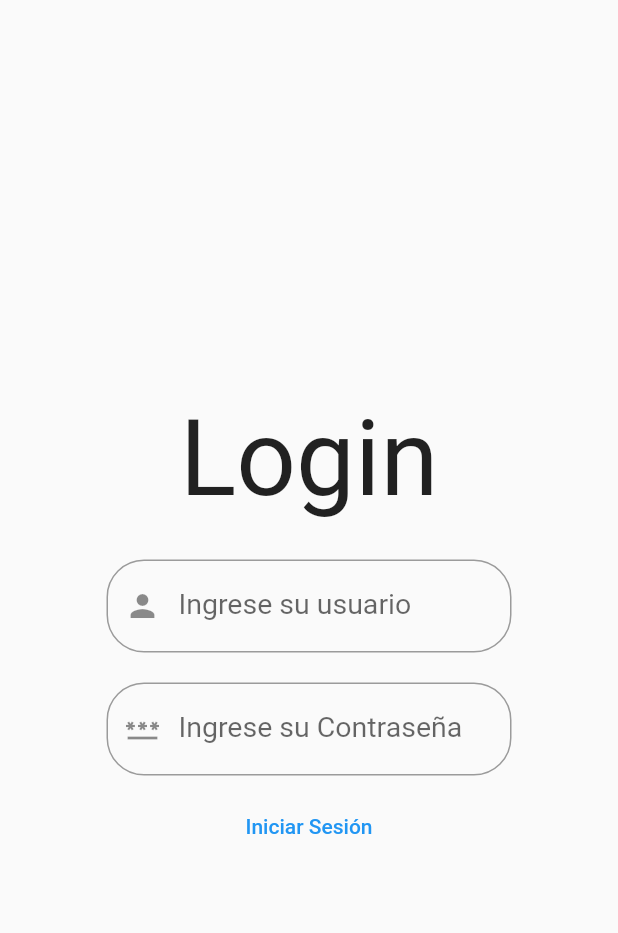
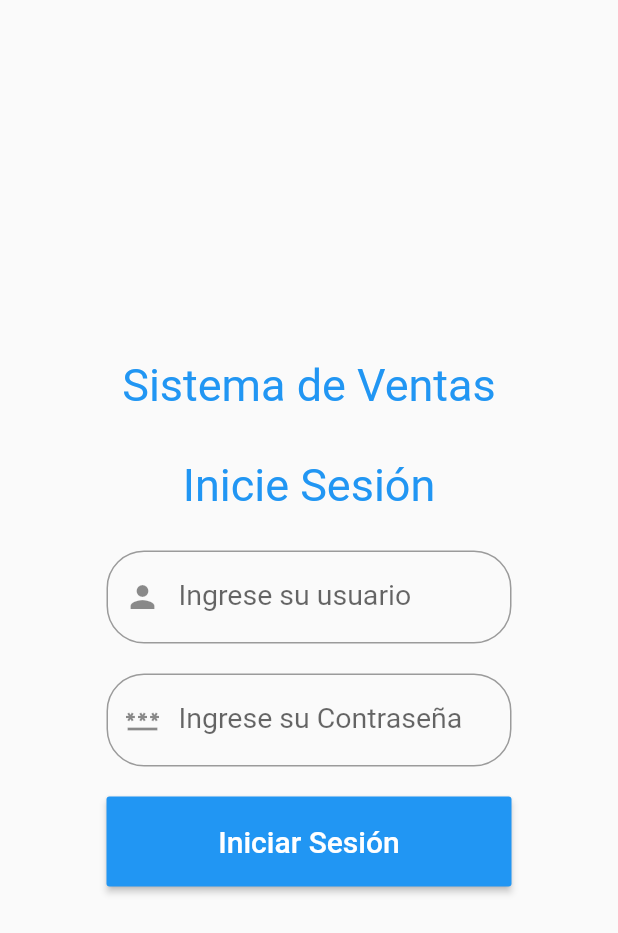
Before and after one commit to BZAMORA1998/ventasAPK, a Flutter app: the screen it shows after launch, after a tap on "Iniciar Sesión", on a phone screen of 412 x 824 dp. Shown: the top 933 px of the screen. Run offline on Flutter 3.47's test engine with Material 2 defaults, Android fonts, the phone set to English and light mode, and no system bars; network calls fail.

Commit message:
Se agrega http para consumo de apis

```diff
--- a/lib/login.dart
+++ b/lib/login.dart
@@ -1,4 +1,5 @@
 import 'package:flutter/material.dart';
+import 'package:venta/services/autenticacion.dart';
 
 void main() => runApp(MyApp());
 
@@ -7,6 +8,7 @@ class MyApp extends StatelessWidget {
   Widget build(BuildContext context) {
     final appTitle = 'Ventas';
     return MaterialApp(
+      debugShowCheckedModeBanner: false,
       title: appTitle,
       home: Scaffold(
         body: Container(
@@ -36,6 +38,10 @@ class MyCustomForm extends StatefulWidget {
 }
 
 class MyCustomFormState extends State<MyCustomForm> {
+  var strUsuario=TextEditingController();
+  var strPassword=TextEditingController();
+  Autenticacion _autenticacion=new Autenticacion();
+
   @override
   Widget build(BuildContext context) {
     return Column(
@@ -43,8 +49,11 @@ class MyCustomFormState extends State<MyCustomForm> {
       children: <Widget>[
         Padding(
           padding: EdgeInsets.symmetric(horizontal: 8, vertical: 16),
-          child: Text("Login",
-            style: TextStyle(fontSize: 70))
+          child: Text("Sistema de Ventas",style: TextStyle(fontSize: 30,color: Colors.blue))
+        ),
+        Padding(
+            padding: EdgeInsets.symmetric(horizontal: 8, vertical: 16),
+            child: Text("Inicie Sesión",style: TextStyle(fontSize: 30,color: Colors.blue))
         ),
         Padding(
           padding: EdgeInsets.symmetric(horizontal: 15, vertical: 10),
@@ -61,12 +70,13 @@ class MyCustomFormState extends State<MyCustomForm> {
               )
 
             ),
+            controller: strUsuario,
           ),
         ),
         Padding(
           padding: EdgeInsets.symmetric(horizontal: 15, vertical: 10),
           child: TextFormField(
-            keyboardType:TextInputType.pa,
+            keyboardType:TextInputType.text,
             style: TextStyle(fontSize: 19),
             decoration: InputDecoration(
                 labelText: "Ingrese su Contraseña",
@@ -78,16 +88,28 @@ class MyCustomFormState extends State<MyCustomForm> {
                 )
 
             ),
+            controller: strPassword,
           ),
         ),
-        TextButton(
-          style: ButtonStyle(
-            foregroundColor: MaterialStateProperty.all<Color>(Colors.blue),
+        Padding(
+          padding: EdgeInsets.symmetric(horizontal: 15, vertical: 10),
+          child: MaterialButton(
+            minWidth: 300,
+            height: 60,
+            color: Colors.blue,
+            child:Text("Iniciar Sesión", style: TextStyle(fontSize: 20,color: Colors.white)),
+            onPressed: () {
+              getData();
+            },
+
           ),
-          onPressed: () { },
-          child: Text('Iniciar Sesión'),
-        )
+        ),
       ],
     );
   }
+
+  getData() async {
+    var id = await this._autenticacion.postAutenticacion();
+    print(id);
+  }
 }
--- /dev/null
+++ b/lib/services/autenticacion.dart
@@ -0,0 +1,12 @@
+import 'dart:convert';
+
+import 'package:http/http.dart' as http;
+
+class Autenticacion{
+
+  dynamic postAutenticacion() async {
+    final response =
+    await http.get(Uri.parse('https://sistema-general-api.herokuapp.com/general/tipoIdentificacion'));
+    return response.body;
+  }
+}
--- a/pubspec.yaml
+++ b/pubspec.yaml
@@ -21,6 +21,7 @@ environment:
   sdk: ">=2.12.0 <3.0.0"
 
 dependencies:
+  http:
   flutter:
     sdk: flutter
 
```
Also changed, not shown: pubspec.lock.
